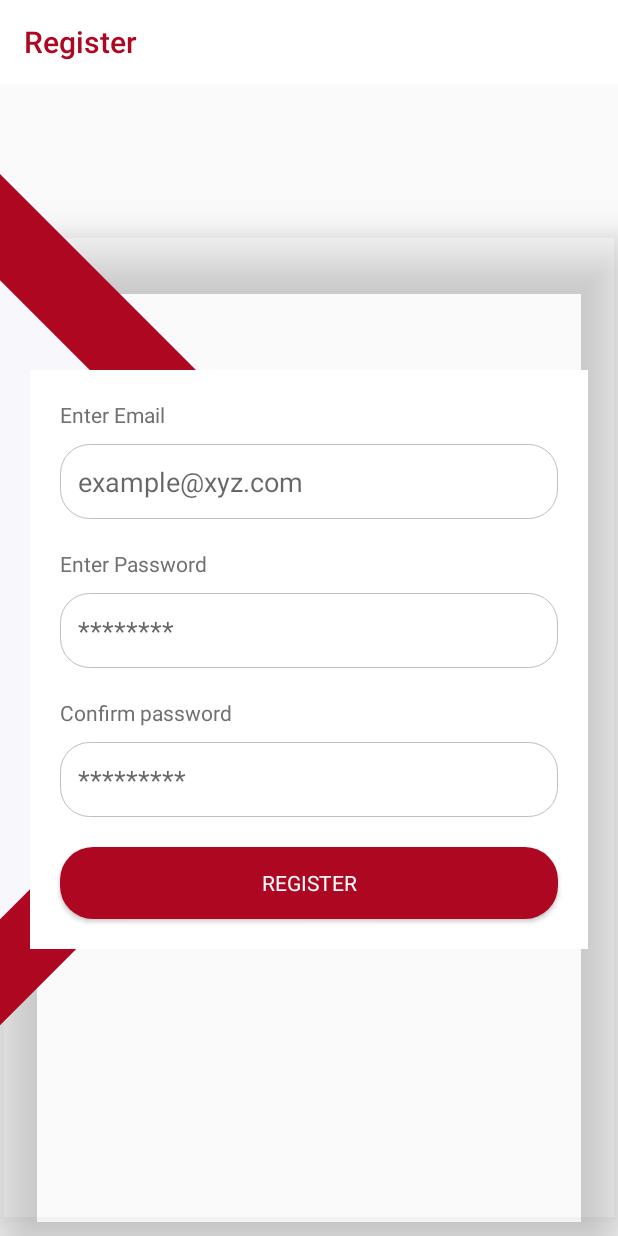
After one commit to rakoi/tsogatec, an Android app: the RegisterActivity screen opened directly, with no data from a screen before it, on a phone screen of 412 x 824 dp. The commit adds this screen. Run offline under Robolectric (Android 15) with nearby library versions, the phone set to English and light mode, and no system bars; Roboto replaces fonts that are not available here.

Commit message:
with register activity

```diff
--- a/app/src/main/AndroidManifest.xml
+++ b/app/src/main/AndroidManifest.xml
@@ -27,6 +27,9 @@
         <meta-data
             android:name="preloaded_fonts"
             android:resource="@array/preloaded_fonts" />
+
+        <activity android:name=".RegisterActivity" />
+        <activity android:name=".ForgotPasswordActivity"></activity>
     </application>
 
 </manifest>
--- /dev/null
+++ b/app/src/main/java/www/digitalmould/ke/co/tsogatec/RegisterActivity.java
@@ -0,0 +1,20 @@
+package www.digitalmould.ke.co.tsogatec;
+
+import android.support.v7.app.AppCompatActivity;
+import android.os.Bundle;
+import android.support.v7.widget.Toolbar;
+
+public class RegisterActivity extends AppCompatActivity {
+
+    public Toolbar registerToolbar;
+    @Override
+    protected void onCreate(Bundle savedInstanceState) {
+        super.onCreate(savedInstanceState);
+        setContentView(R.layout.activity_register);
+
+        registerToolbar=findViewById(R.id.registerToolbar);
+        registerToolbar.setTitle("Register");
+
+        setSupportActionBar(registerToolbar);
+    }
+}
--- a/app/src/main/res/layout/activity_login.xml
+++ b/app/src/main/res/layout/activity_login.xml
@@ -97,12 +97,14 @@
                 android:layout_weight="1"
                 android:fontFamily="@font/average"
                 android:text="@string/registerLabel"
+                android:id="@+id/goToRegister"
                 android:textColor="@color/material_grey_600" />
             <TextView
                 android:layout_width="wrap_content"
                 android:layout_height="match_parent"
                 android:text="@string/forgotPasswordLabel"
                 android:textColor="@color/material_grey_600"
+                android:id="@+id/goToForgotPassword"
                 />
 
         </LinearLayout>
--- a/app/src/main/res/layout/activity_main.xml
+++ b/app/src/main/res/layout/activity_main.xml
@@ -15,7 +15,6 @@
         app:titleTextColor="@color/themeColor"
         android:background="@color/white"
         android:id="@+id/mainToolbar"
-
         ></android.support.v7.widget.Toolbar>
 
 
--- /dev/null
+++ b/app/src/main/res/layout/activity_register.xml
@@ -0,0 +1,99 @@
+<?xml version="1.0" encoding="utf-8"?>
+<LinearLayout xmlns:android="http://schemas.android.com/apk/res/android"
+    xmlns:app="http://schemas.android.com/apk/res-auto"
+    xmlns:tools="http://schemas.android.com/tools"
+    android:layout_width="match_parent"
+    android:layout_height="match_parent"
+    android:orientation="vertical"
+    tools:context=".RegisterActivity">
+
+    <android.support.v7.widget.Toolbar
+        android:layout_width="match_parent"
+        android:layout_height="wrap_content"
+        app:titleTextColor="@color/themeColor"
+        android:id="@+id/registerToolbar"
+        android:background="@color/white"
+        ></android.support.v7.widget.Toolbar>
+
+    <LinearLayout
+        android:layout_width="match_parent"
+        android:layout_height="match_parent"
+        android:background="@drawable/triangles"
+        android:orientation="vertical"
+        android:gravity="center"
+        android:elevation="20dp"
+        >
+
+        <LinearLayout
+            android:layout_width="match_parent"
+            android:layout_height="wrap_content"
+            android:orientation="vertical"
+            android:background="@color/white"
+            android:layout_margin="20dp"
+            >
+            <TextView
+                android:layout_width="match_parent"
+                android:layout_height="wrap_content"
+                android:layout_marginLeft="20dp"
+                android:layout_marginRight="20dp"
+                android:text="Enter Email"
+                android:layout_marginTop="20dp"
+                />
+            <EditText
+                android:layout_width="match_parent"
+                android:layout_height="50dp"
+                android:layout_marginLeft="20dp"
+                android:layout_marginRight="20dp"
+                android:hint="example@xyz.com"
+                android:background="@drawable/inputfieldbackground"
+                android:layout_marginTop="10dp"
+                android:inputType="textEmailAddress"
+                />
+            <TextView
+                android:layout_width="match_parent"
+                android:layout_height="wrap_content"
+                android:layout_marginLeft="20dp"
+                android:layout_marginRight="20dp"
+                android:text="Enter Password"
+                android:layout_marginTop="20dp"
+                />
+            <EditText
+                android:layout_width="match_parent"
+                android:layout_height="50dp"
+                android:inputType="textPassword"
+                android:hint="********"
+                android:layout_marginLeft="20dp"
+                android:layout_marginTop="10dp"
+                android:layout_marginRight="20dp"
+                android:background="@drawable/inputfieldbackground"
+                />
+            <TextView
+                android:layout_width="match_parent"
+                android:layout_height="wrap_content"
+                android:layout_marginLeft="20dp"
+                android:layout_marginRight="20dp"
+                android:text="Confirm password"
+                android:layout_marginTop="20dp"
+                />
+            <EditText
+                android:layout_width="match_parent"
+                android:layout_height="50dp"
+                android:layout_marginTop="10dp"
+                android:hint="*********"
+                android:inputType="textPassword"
+                android:layout_marginLeft="20dp"
+                android:layout_marginRight="20dp"
+                android:background="@drawable/inputfieldbackground"
+                />
+            <Button
+                android:layout_width="match_parent"
+                android:layout_height="wrap_content"
+                android:layout_margin="20dp"
+                android:textColor="@color/white"
+                android:background="@drawable/buttonbackground"
+                android:text="Register"
+                />
+        </LinearLayout>
+
+    </LinearLayout>
+</LinearLayout>
--- a/app/src/main/res/values/strings.xml
+++ b/app/src/main/res/values/strings.xml
@@ -11,4 +11,6 @@
     <string name="tokenRequest">We have Recived your top up request.We are working to update your float as soon as possible</string>
     <string name="sellTokenFail">You do not have enough float to buy token for amount 2000.Please topup your account to continue</string>
     <string name="topupSucces">We have recieved your top up request .We are working to avail your float as soon as possible</string>
+    <string name="passwordReset">Enter your email for the password reset link</string>
+    <string name="emailSuggestion">Enter email address</string>
 </resources>
```
Also changed, not shown: app/src/main/java/www/digitalmould/ke/co/tsogatec/ForgotPasswordActivity.java (added, +13 -0 lines), app/src/main/java/www/digitalmould/ke/co/tsogatec/LoginActivity.java (+20 -0 lines), app/src/main/java/www/digitalmould/ke/co/tsogatec/SellElectricityActivity.java (+11 -10 lines), app/src/main/res/layout/activity_forgot_password.xml (added, +67 -0 lines), 1 other file.
